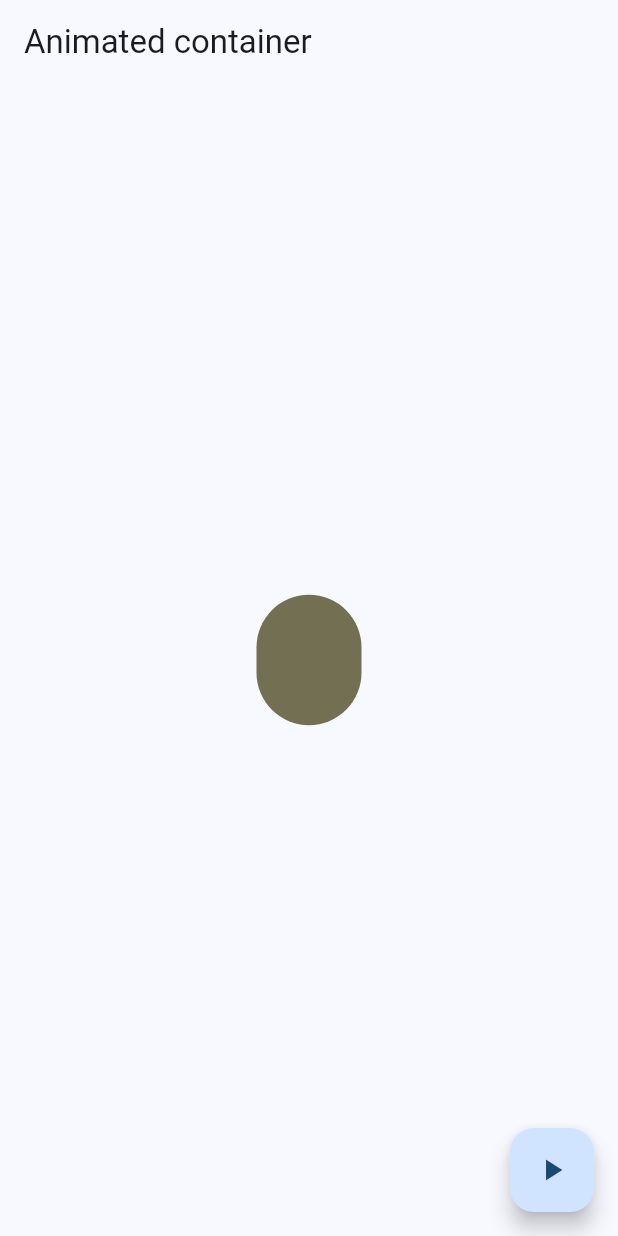
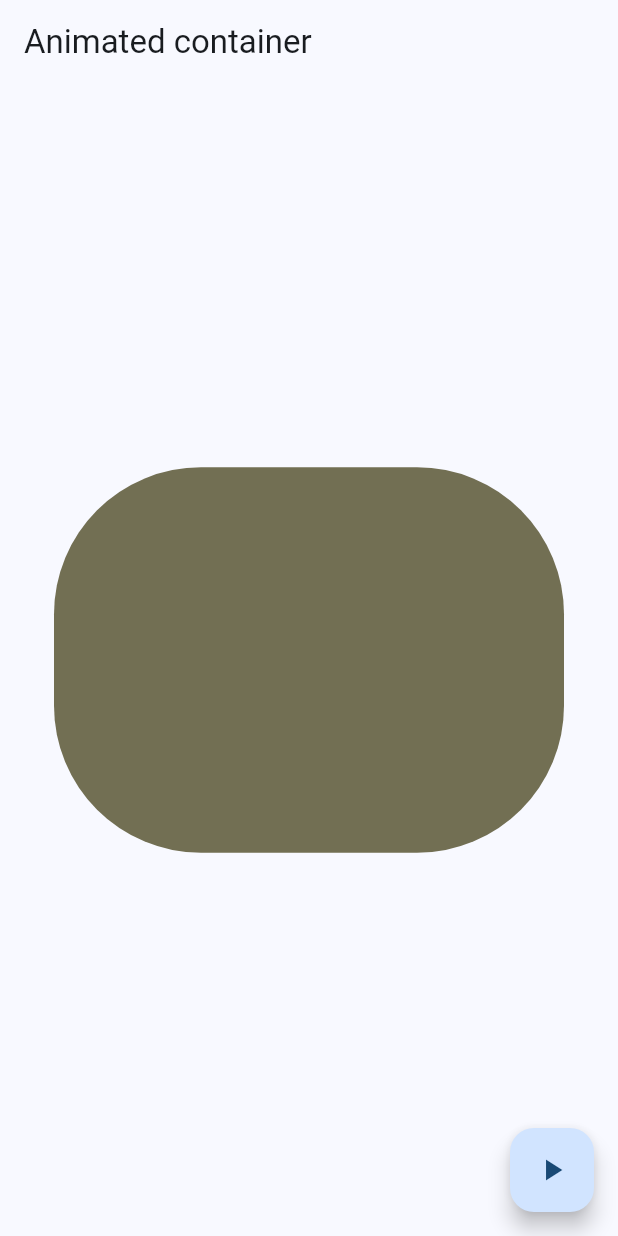
Before and after one commit to Danieruone/widgets-app, a Flutter app: the AnimatedContainerScreen screen opened by its route, after a tap on the "play arrow" icon, on a phone screen of 412 x 824 dp. Run offline on Flutter 3.47's test engine with Material 3 defaults, Android fonts, the phone set to English and light mode, and no system bars; our stand-ins replace go_router.

Commit message:
:hammer: Change random values

```diff
--- a/lib/presentation/screens/animated/animated_container_screen.dart
+++ b/lib/presentation/screens/animated/animated_container_screen.dart
@@ -18,9 +18,9 @@ class _AnimatedContainerScreenState extends State<AnimatedContainerScreen> {
   void changeShape() {
     final random = Random();
 
-    width = random.nextInt(200) + 50;
-    height = random.nextInt(200) + 50;
-    borderRadius = random.nextInt(50) + 10;
+    width = random.nextInt(300) + 120;
+    height = random.nextInt(300) + 120;
+    borderRadius = random.nextInt(100) + 20;
 
     color = Color.fromRGBO(
         random.nextInt(255), random.nextInt(255), random.nextInt(255), 1);
```
